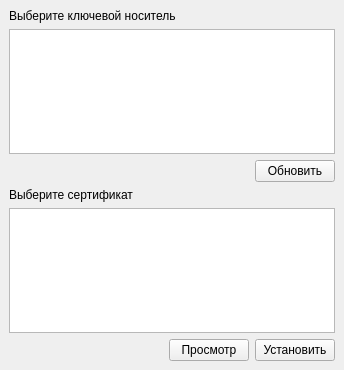
The window that rutoken-manager-form.ui (bmakarenko/token-manager) describes before a commit, drawn with Qt 5.
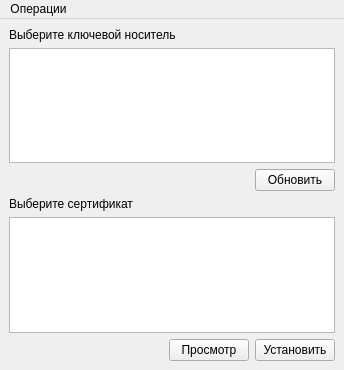
The same window after the commit. Icons and pictures are not drawn.

```diff
--- a/rutoken-manager-form.ui
+++ b/rutoken-manager-form.ui
@@ -153,6 +153,15 @@
    <property name="defaultUp">
     <bool>false</bool>
    </property>
+   <widget class="QMenu" name="operations">
+    <property name="title">
+     <string>Операции</string>
+    </property>
+    <addaction name="add_license"/>
+    <addaction name="install_root_certs"/>
+    <addaction name="install_crl"/>
+   </widget>
+   <addaction name="operations"/>
   </widget>
  </widget>
  <resources/>
```
Left out of the diff: 22 changed lines with no effect on the pictures.
